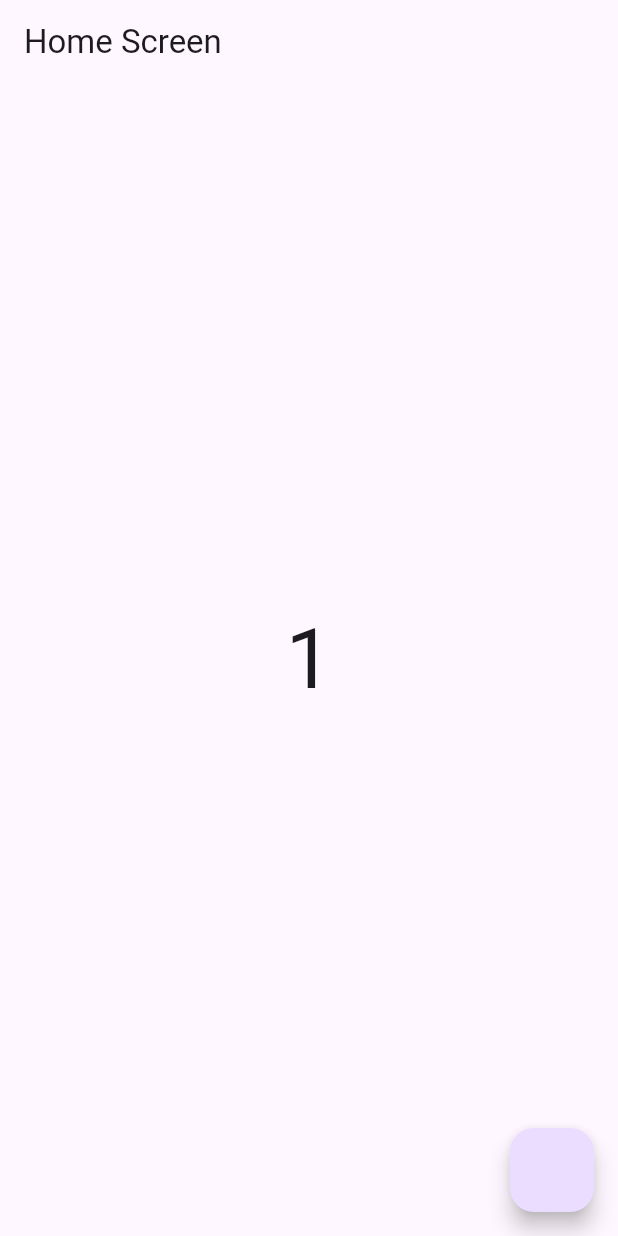
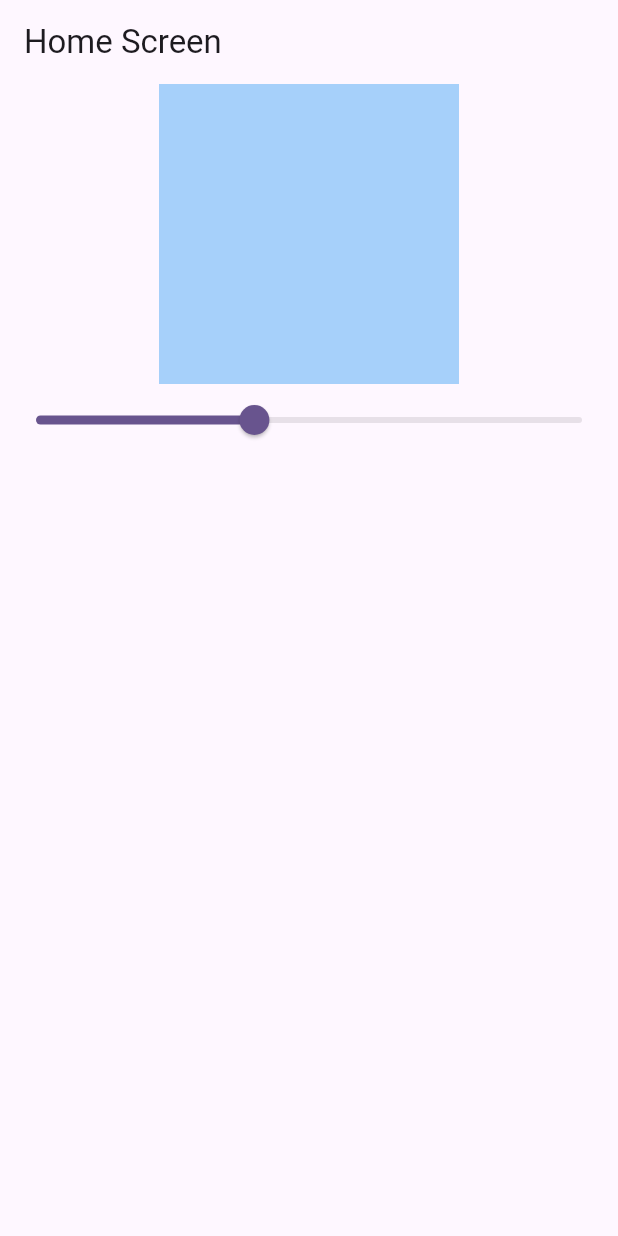
Before and after one commit to Saad-khan0349/getx_example1, a Flutter app: the screen it shows after launch, on a phone screen of 412 x 824 dp. Run offline on Flutter 3.47's test engine with Material 3 defaults, Android fonts, the phone set to English and light mode, and no system bars; our stand-ins replace get.

```diff
--- /dev/null
+++ b/lib/example_two.dart
@@ -0,0 +1,9 @@
+import 'package:get/get.dart';
+
+class ExampleTwoController extends GetxController {
+  RxDouble opacity = .4.obs;
+
+  setOpacity(double value) {
+    opacity.value = value;
+  }
+}
--- a/lib/home_screen.dart
+++ b/lib/home_screen.dart
@@ -3,26 +3,34 @@ import 'package:get/get.dart';
 import 'package:get/get_core/src/get_main.dart';
 import 'package:get/get_state_manager/src/rx_flutter/rx_obx_widget.dart';
 import 'package:getx_clean_coding/counter_controller.dart';
+import 'package:getx_clean_coding/example_two.dart';
 
 class HomeScreen extends StatelessWidget {
-  final CounterController controller = Get.put(CounterController());
+  ExampleTwoController exampleTwoController = Get.put(ExampleTwoController());
   @override
   Widget build(BuildContext context) {
     return Scaffold(
       appBar: AppBar(title: Text('Home Screen')),
-      body: Center(
-        child: Obx(() {
-          print('rebuild');
-          return Text(
-            controller.counter.toString(),
-            style: TextStyle(fontSize: 55),
-          );
-        }),
-      ),
-      floatingActionButton: FloatingActionButton(
-        onPressed: () {
-          controller.incrementCounter();
-        },
+      body: Column(
+        children: [
+          Obx(
+            () => Container(
+              width: 200,
+              height: 200,
+              color: Colors.blue.withOpacity(
+                exampleTwoController.opacity.value,
+              ),
+            ),
+          ),
+          Obx(
+            () => Slider(
+              value: exampleTwoController.opacity.value,
+              onChanged: (value) {
+                exampleTwoController.setOpacity(value);
+              },
+            ),
+          ),
+        ],
       ),
     );
   }
```
